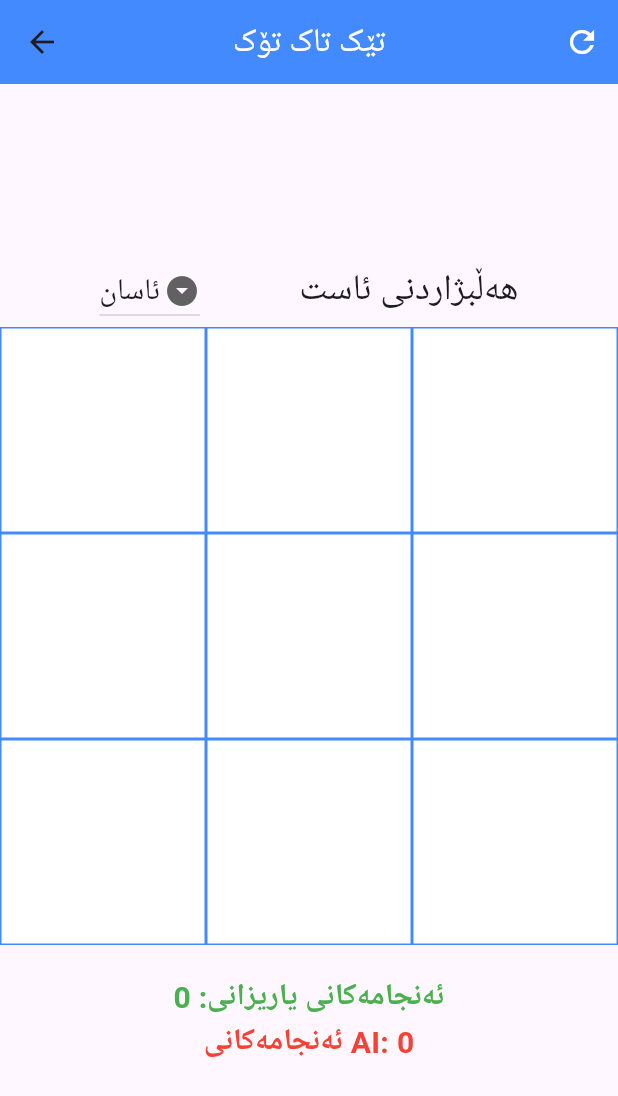
After one commit to RekanAnwar/tic_tac_toc_game, a Flutter app: the screen it shows once a user with an empty profile is signed in, after a tap on "Play AI", on a phone screen of 412 x 824 dp. The commit adds this screen. Shown: the top 1096 px of the screen. Run offline on Flutter 3.47's test engine with Material 3 defaults, Android fonts, the phone set to English and light mode, and no system bars; our stand-ins replace cloud_firestore, equatable, firebase_auth, firebase_core, flutter_riverpod, riverpod; accounts and stored records are empty.

Commit message:
add play with AI

```diff
--- a/lib/main.dart
+++ b/lib/main.dart
@@ -1,5 +1,4 @@
 import 'dart:developer';
-
 import 'package:firebase_core/firebase_core.dart';
 import 'package:flutter/foundation.dart';
 import 'package:flutter/material.dart';
@@ -40,6 +39,7 @@ class MyApp extends StatelessWidget {
   @override
   Widget build(BuildContext context) {
     return MaterialApp(
+      debugShowCheckedModeBanner: false,
       title: 'Tic Tac Toe',
       theme: ThemeData(
         colorScheme: ColorScheme.fromSeed(seedColor: Colors.deepPurple),
--- /dev/null
+++ b/lib/views/home/PlayWithAi.dart
@@ -0,0 +1,213 @@
+import 'dart:math';
+
+import 'package:flutter/material.dart';
+import 'package:flutter_riverpod/flutter_riverpod.dart';
+import 'package:tic_tac_toc_game/controllers/game_ai.dart';
+
+class TicTacToePage extends ConsumerStatefulWidget {
+  @override
+  _TicTacToePageState createState() => _TicTacToePageState();
+}
+
+class _TicTacToePageState extends ConsumerState<TicTacToePage> {
+  final TicTacToe _game = TicTacToe();
+  int diffcult = 3;
+  String _currentPlayer = 'X';
+  String _winner = '';
+  int _playerWins = 0;
+  int _aiWins = 0;
+
+  void _makeMove(int row, int col) {
+    if (_game.makeMove(row, col, _currentPlayer)) {
+      setState(() {
+        _winner = _game.checkWinner();
+        if (_winner == 'X') {
+          _playerWins++;
+          _showWinDialog('بەخێربێیت! تۆ بردی!');
+        } else if (_winner == 'O') {
+          _aiWins++;
+          _showWinDialog('AI برد! کارە بختت دەگایەوە!');
+        } else if (_winner == 'Tie') {
+          _showWinDialog('یەکسانە!');
+        }
+
+        if (_winner == '' && _currentPlayer == 'X') {
+          _currentPlayer = 'O';
+          List<int> move = _game.bestMove('O', diffcult);
+          _game.makeMove(move[0], move[1], 'O');
+          _winner = _game.checkWinner();
+          if (_winner == 'O') {
+            _aiWins++;
+            _showWinDialog('تۆ نەتتوانی یارییەکە ببەیتەوە');
+          } else if (_winner == 'Tie') {
+            _showWinDialog('یەکسانە!');
+          }
+          _currentPlayer = 'X';
+        }
+      });
+    }
+  }
+
+  void _showWinDialog(String message) {
+    showDialog(
+      context: context,
+      builder: (BuildContext context) {
+        return AlertDialog(
+          title: const Text(
+            'یاری کۆتایی هات',
+            textAlign: TextAlign.right,
+          ),
+          content: Text(message, textAlign: TextAlign.center),
+          actions: <Widget>[
+            ElevatedButton(
+              child: const Text(
+                'دووبارە یاری بکە',
+                textAlign: TextAlign.right,
+              ),
+              onPressed: () {
+                Navigator.of(context).pop();
+                _resetGame();
+              },
+            ),
+          ],
+        );
+      },
+    );
+  }
+
+  void _resetGame() {
+    setState(() {
+      _game.board = List.generate(
+          TicTacToe.boardSize, (_) => List.filled(TicTacToe.boardSize, ''));
+      _currentPlayer = 'X';
+      _winner = '';
+    });
+  }
+
+  @override
+  Widget build(BuildContext context) {
+
+    return Scaffold(
+      appBar: AppBar(
+          title: const Text(
+            'تێک تاک تۆک',
+            style: TextStyle(color: Colors.white),
+          ),
+          centerTitle: true,
+          backgroundColor: Colors.blueAccent,
+          actions: <Widget>[
+            IconButton(
+              icon: const Icon(Icons.refresh),
+              color: Colors.white,
+              onPressed: _resetGame,
+            )
+          ]),
+      body: Column(
+        mainAxisAlignment: MainAxisAlignment.center,
+        children: <Widget>[
+          Column(
+            children: [
+              Row(
+                mainAxisAlignment: MainAxisAlignment.spaceEvenly,
+                children: [
+                  DropdownButton(
+                      value: diffcult,
+                      autofocus: true,
+                      hint: const Text('level'),
+                      menuMaxHeight: 400,
+                      icon: const Icon(Icons.arrow_drop_down_circle),
+                      items: [
+                        DropdownMenuItem(
+                            value: 10,
+                            child: const Text(
+                              'گران',
+                              style: TextStyle(fontSize: 20),
+                            )),
+                        const DropdownMenuItem(
+                            value: 7,
+                            child: Text(
+                              'ناوەند',
+                              style: TextStyle(fontSize: 20),
+                            )),
+                        const DropdownMenuItem(
+                            value: 3,
+                            child: Text(
+                              'ئاسان',
+                              style: TextStyle(fontSize: 20),
+                            )),
+                      ],
+                      onChanged: (value) {
+                        setState(() {
+                          diffcult = value!;
+                          setState(() {
+
+                          });
+                          // _resetGame();
+                        });
+                      }),
+                  const Text(
+                    'هەڵبژاردنی ئاست',
+                    style: TextStyle(fontSize: 24),
+                  ),
+                ],
+              ),
+            ],
+          ),
+          _buildBoard(),
+          const SizedBox(height: 20),
+          Text(
+            'ئەنجامەکانی یاریزانی: $_playerWins',
+            textAlign: TextAlign.right,
+            style: const TextStyle(
+                fontSize: 20, fontWeight: FontWeight.bold, color: Colors.green),
+          ),
+          Text(
+            'ئەنجامەکانی AI: $_aiWins',
+            style: const TextStyle(
+                fontSize: 20, fontWeight: FontWeight.bold, color: Colors.red),
+          ),
+        ],
+      ),
+    );
+  }
+
+  Widget _buildBoard() {
+    return AspectRatio(
+      aspectRatio: 1,
+      child: GridView.builder(
+        gridDelegate: const SliverGridDelegateWithFixedCrossAxisCount(
+          crossAxisCount: TicTacToe.boardSize,
+        ),
+        itemCount: TicTacToe.boardSize * TicTacToe.boardSize,
+        itemBuilder: (context, index) {
+          int row = index ~/ TicTacToe.boardSize;
+          int col = index % TicTacToe.boardSize;
+          return GestureDetector(
+            onTap: () => _makeMove(row, col),
+            child: Container(
+              decoration: BoxDecoration(
+                border: Border.all(color: Colors.blueAccent, width: 1),
+                color: _game.board[row][col] == 'X'
+                    ? Colors.lightBlue[100]
+                    : (_game.board[row][col] == 'O'
+                        ? Colors.lightGreen[100]
+                        : Colors.white),
+              ),
+              child: Center(
+                child: Text(
+                  _game.board[row][col],
+                  style: const TextStyle(
+                      fontSize: 32, fontWeight: FontWeight.bold),
+                ),
+              ),
+            ),
+          );
+        },
+      ),
+    );
+  }
+}
+
+class df {
+  static int difficailt = 3;
+}
--- a/lib/views/home/home_page.dart
+++ b/lib/views/home/home_page.dart
@@ -3,6 +3,7 @@ import 'package:flutter/material.dart';
 import 'package:flutter_riverpod/flutter_riverpod.dart';
 import 'package:tic_tac_toc_game/controllers/auth_controller.dart';
 import 'package:tic_tac_toc_game/controllers/online_game_controller.dart';
+import 'package:tic_tac_toc_game/views/home/PlayWithAi.dart';
 import 'package:tic_tac_toc_game/views/home/widgets/online_players_list.dart';
 
 class HomePage extends ConsumerStatefulWidget {
@@ -64,6 +65,7 @@ class _HomePageState extends ConsumerState<HomePage> {
 
     return Scaffold(
       appBar: AppBar(
+        backgroundColor: Colors.green,
         title: const Text('Home'),
         actions: [
           IconButton(
@@ -84,6 +86,24 @@ class _HomePageState extends ConsumerState<HomePage> {
               style: Theme.of(context).textTheme.titleLarge,
             ),
           ),
+          Container(
+              padding:
+                  const EdgeInsets.only(top: 2, bottom: 2, left: 20, right: 20),
+              decoration: BoxDecoration(
+                borderRadius: BorderRadius.circular(8.0),
+                color: Colors.blueAccent,
+              ),
+              child: TextButton(
+                  onPressed: () {
+                    Navigator.push(
+                        context,
+                        MaterialPageRoute(
+                            builder: (context) => TicTacToePage()));
+                  },
+                  child: const Text(
+                    'Play AI',
+                    style: TextStyle(color: Colors.white),
+                  ))),
           const Expanded(
             child: OnlinePlayersList(),
           ),
--- a/pubspec.yaml
+++ b/pubspec.yaml
@@ -38,6 +38,8 @@ dependencies:
   flutter_riverpod: ^2.6.1
   go_router: ^14.6.3
   riverpod: ^2.6.1
+  provider: ^6.0.3
+
 
 dev_dependencies:
   flutter_lints: ^5.0.0
```
Also changed, not shown: lib/controllers/game_ai.dart (added, +96 -0 lines), flutter_01.png (added), pubspec.lock.
